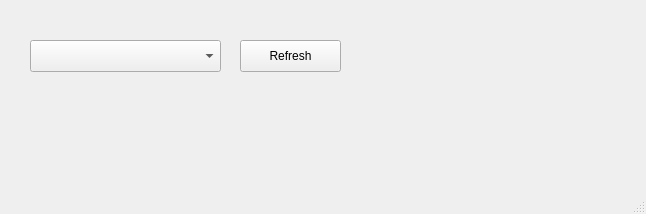
Above: GS/connectionwindow.ui from jackon274/PO before the change. Below: the same form after it.
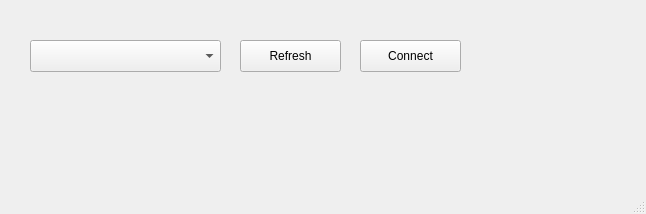
That is the form after the change.

Commit message: Add connect button

What changed in the file:
```diff
--- a/GS/connectionwindow.ui
+++ b/GS/connectionwindow.ui
@@ -37,6 +37,19 @@
      <string>Refresh</string>
     </property>
    </widget>
+   <widget class="QPushButton" name="pushButton">
+    <property name="geometry">
+     <rect>
+      <x>360</x>
+      <y>40</y>
+      <width>101</width>
+      <height>32</height>
+     </rect>
+    </property>
+    <property name="text">
+     <string>Connect</string>
+    </property>
+   </widget>
   </widget>
   <widget class="QMenuBar" name="menubar">
    <property name="geometry">
```
The commit also changes 2 other files.
